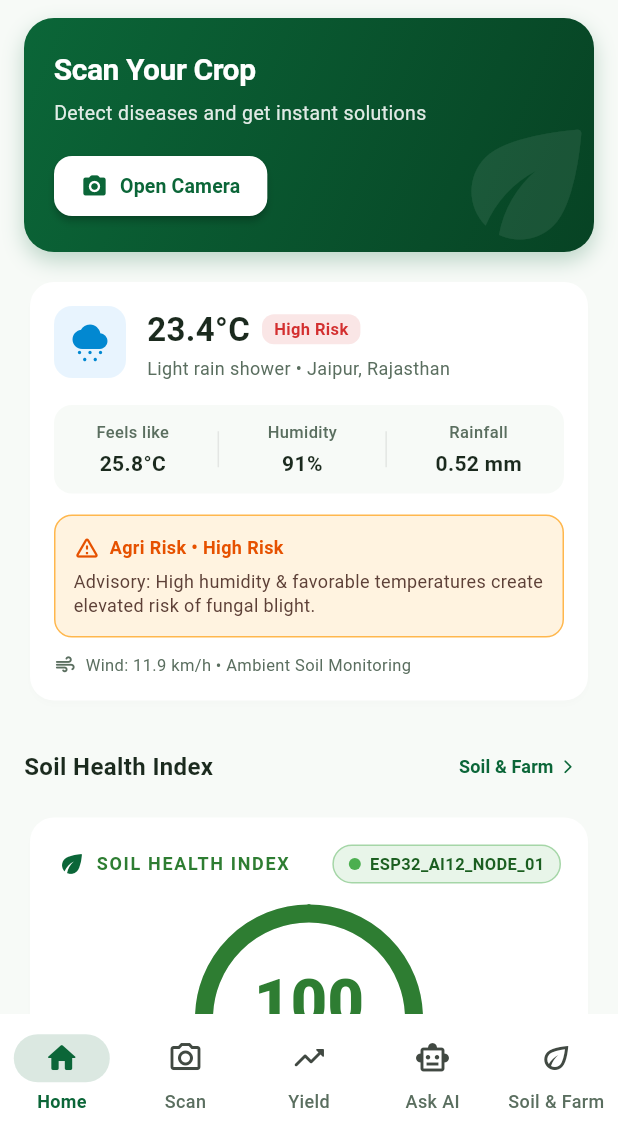
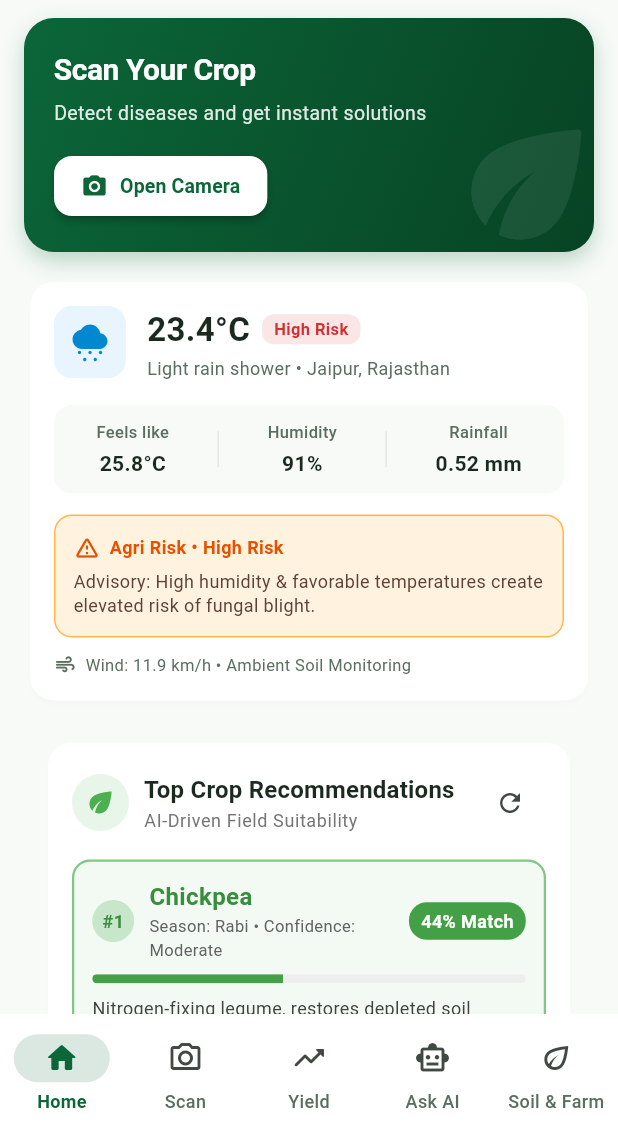
Before and after one commit to Smart-Soil-12/SKIT-AI-2023-2027-12, a Flutter app: the screen it shows after launch, on a phone screen of 412 x 824 dp, the part 102-1236 px from its top. Run offline on Flutter 3.47's test engine with Material 3 defaults, Android fonts, the phone set to English and light mode, and no system bars; accounts and stored records are empty.

Commit message:
feat(home-screen): integrate crop recommendation card and state container into live home feed

```diff
--- a/app/lib/core/state/smart_soil_scope.dart
+++ b/app/lib/core/state/smart_soil_scope.dart
@@ -4,6 +4,8 @@ import '../services/hardware_bridge_service.dart';
 import '../services/ml_engine_service.dart';
 import '../../data/services/backend_api_client.dart';
 import '../../data/repositories/soil_telemetry_repository.dart';
+import '../../data/repositories/crop_recommendation_repository.dart';
+import '../../ui/dashboard/view_models/crop_recommendation_view_model.dart';
 import '../../ui/dashboard/view_models/dashboard_view_model.dart';
 import '../../ui/scan/view_models/scan_view_model.dart';
 import '../../ui/yield/view_models/yield_view_model.dart';
@@ -23,10 +25,12 @@ class _SmartSoilAppStateState extends State<SmartSoilAppState> {
   late final LanguageProvider language;
   late final BackendApiClient backendClient;
   late final SoilTelemetryRepository telemetryRepo;
+  late final CropRecommendationRepository cropRepo;
   late final HardwareBridgeService hardwareBridge;
   late final MLEngineService mlEngine;
 
   late final DashboardViewModel dashboard;
+  late final CropRecommendationViewModel cropVm;
   late final ScanViewModel scan;
   late final YieldViewModel yieldVm;
   late final AiChatViewModel chat;
@@ -37,14 +41,21 @@ class _SmartSoilAppStateState extends State<SmartSoilAppState> {
     language = LanguageProvider()..addListener(_onStateChanged);
     backendClient = BackendApiClient();
     telemetryRepo = SoilTelemetryRepository(apiClient: backendClient);
+    cropRepo = CropRecommendationRepository(
+      telemetryRepository: telemetryRepo,
+      apiClient: backendClient,
+    );
     hardwareBridge = HardwareBridgeService();
     mlEngine = MLEngineService();
 
     dashboard = DashboardViewModel()..addListener(_onStateChanged);
+    cropVm = CropRecommendationViewModel(repository: cropRepo)
+      ..addListener(_onStateChanged);
     scan = ScanViewModel()..addListener(_onStateChanged);
     yieldVm = YieldViewModel()..addListener(_onStateChanged);
     chat = AiChatViewModel()..addListener(_onStateChanged);
   }
+
 
   void _onStateChanged() {
     if (mounted) setState(() {});
@@ -54,12 +65,14 @@ class _SmartSoilAppStateState extends State<SmartSoilAppState> {
   void dispose() {
     language.removeListener(_onStateChanged);
     dashboard.removeListener(_onStateChanged);
+    cropVm.removeListener(_onStateChanged);
     scan.removeListener(_onStateChanged);
     yieldVm.removeListener(_onStateChanged);
     chat.removeListener(_onStateChanged);
 
     language.dispose();
     dashboard.dispose();
+    cropVm.dispose();
     scan.dispose();
     yieldVm.dispose();
     chat.dispose();
@@ -73,9 +86,11 @@ class _SmartSoilAppStateState extends State<SmartSoilAppState> {
       language: language,
       backendClient: backendClient,
       telemetryRepo: telemetryRepo,
+      cropRepo: cropRepo,
       hardwareBridge: hardwareBridge,
       mlEngine: mlEngine,
       dashboard: dashboard,
+      cropVm: cropVm,
       scan: scan,
       yieldVm: yieldVm,
       chat: chat,
@@ -89,10 +104,12 @@ class SmartSoilScope extends InheritedWidget {
   final LanguageProvider language;
   final BackendApiClient backendClient;
   final SoilTelemetryRepository telemetryRepo;
+  final CropRecommendationRepository cropRepo;
   final HardwareBridgeService hardwareBridge;
   final MLEngineService mlEngine;
 
   final DashboardViewModel dashboard;
+  final CropRecommendationViewModel cropVm;
   final ScanViewModel scan;
   final YieldViewModel yieldVm;
   final AiChatViewModel chat;
@@ -102,14 +119,17 @@ class SmartSoilScope extends InheritedWidget {
     required this.language,
     required this.backendClient,
     required this.telemetryRepo,
+    required this.cropRepo,
     required this.hardwareBridge,
     required this.mlEngine,
     required this.dashboard,
+    required this.cropVm,
     required this.scan,
     required this.yieldVm,
     required this.chat,
     required super.child,
   });
+
 
   static SmartSoilScope of(BuildContext context) {
     final scope = context.dependOnInheritedWidgetOfExactType<SmartSoilScope>();
--- a/app/lib/data/repositories/crop_recommendation_repository.dart
+++ b/app/lib/data/repositories/crop_recommendation_repository.dart
@@ -117,7 +117,7 @@ class CropRecommendationRepository {
       return result;
     } catch (_) {
       // 3. Fallback to offline multi-parameter scoring engine
-      final ranked = _rankCropsLocally(soilProfile, topK);
+      final ranked = rankCropsLocally(soilProfile, topK);
       final result = CropRecommendationResult(
         farmerId: farmerId,
         generatedAt: DateTime.now(),
@@ -130,10 +130,11 @@ class CropRecommendationRepository {
   }
 
   /// Offline agronomic scoring algorithm based on Normalized Euclidean Proximity.
-  List<CropRecommendationItem> _rankCropsLocally(
+  List<CropRecommendationItem> rankCropsLocally(
     Map<String, double> soil,
     int topK,
   ) {
+
     final n = soil['N'] ?? 80.0;
     final p = soil['P'] ?? 40.0;
     final k = soil['K'] ?? 150.0;
--- a/app/lib/ui/dashboard/view_models/crop_recommendation_view_model.dart
+++ b/app/lib/ui/dashboard/view_models/crop_recommendation_view_model.dart
@@ -12,7 +12,15 @@ class CropRecommendationViewModel extends ChangeNotifier {
   String? _errorMessage;
   CropRecommendationResult? _result;
 
-  CropRecommendationViewModel({required this.repository});
+  CropRecommendationViewModel({required this.repository}) {
+    final initialSoil = repository.telemetryRepository.computeAggregatedSoilProfile('farmer_chaitanya_01');
+    _result = CropRecommendationResult(
+      farmerId: 'farmer_chaitanya_01',
+      generatedAt: DateTime.now(),
+      soilParametersUsed: initialSoil,
+      recommendations: repository.rankCropsLocally(initialSoil, 3),
+    );
+  }
 
   bool get isLoading => _isLoading;
   String? get errorMessage => _errorMessage;
--- a/app/lib/ui/home/views/home_screen.dart
+++ b/app/lib/ui/home/views/home_screen.dart
@@ -1,5 +1,6 @@
 import 'package:flutter/material.dart';
 import '../../../core/state/smart_soil_scope.dart';
+import '../../dashboard/widgets/crop_recommendation_card.dart';
 import '../widgets/hero_crop_scanner_card.dart';
 import '../widgets/weather_risk_card.dart';
 import '../widgets/soil_telemetry_summary.dart';
@@ -18,11 +19,16 @@ class HomeScreen extends StatelessWidget {
 
   @override
   Widget build(BuildContext context) {
-    final vm = SmartSoilScope.of(context).dashboard;
+    final scope = SmartSoilScope.of(context);
+    final vm = scope.dashboard;
+    final cropVm = scope.cropVm;
 
     return RefreshIndicator(
       onRefresh: () async {
-        await vm.refreshData();
+        await Future.wait([
+          vm.refreshData(),
+          cropVm.loadRecommendations('farmer_chaitanya_01'),
+        ]);
       },
       child: ListView(
         padding: const EdgeInsets.symmetric(horizontal: 16, vertical: 12),
@@ -31,6 +37,13 @@ class HomeScreen extends StatelessWidget {
           const SizedBox(height: 16),
           const WeatherRiskCard(),
           const SizedBox(height: 16),
+          if (cropVm.result != null) ...[
+            CropRecommendationCard(
+              recommendationResult: cropVm.result!,
+              onRefresh: () => cropVm.loadRecommendations('farmer_chaitanya_01'),
+            ),
+            const SizedBox(height: 16),
+          ],
           SoilTelemetrySummary(onViewFullTelemetry: onNavigateToFarm),
           const SizedBox(height: 20),
           const FarmersNewsSection(),
```
Also changed, not shown: 1 other file.
